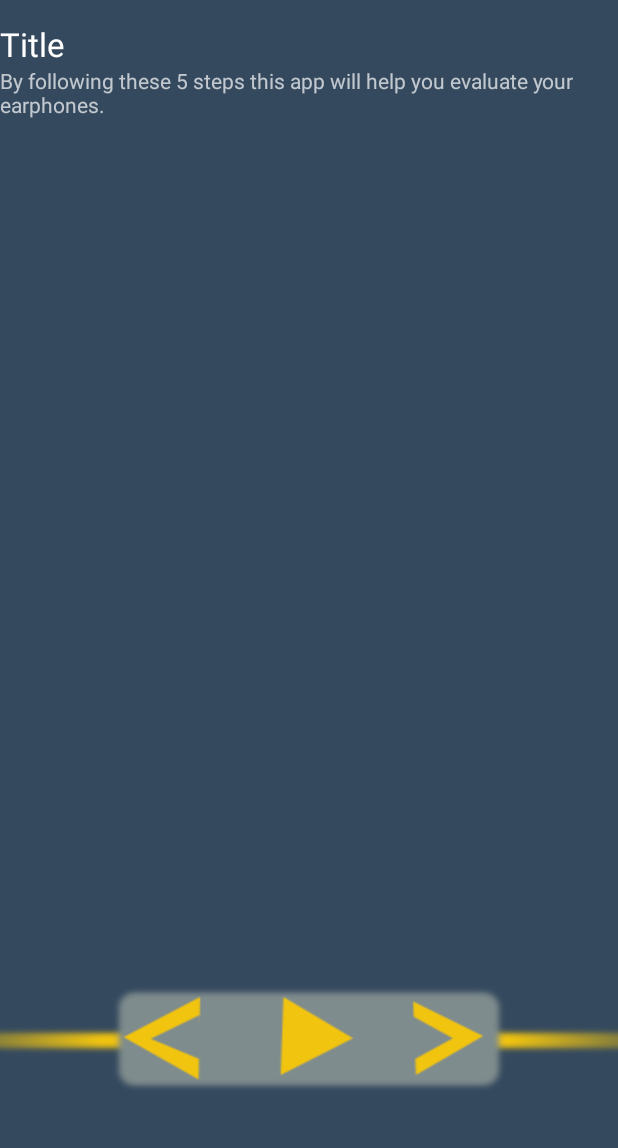
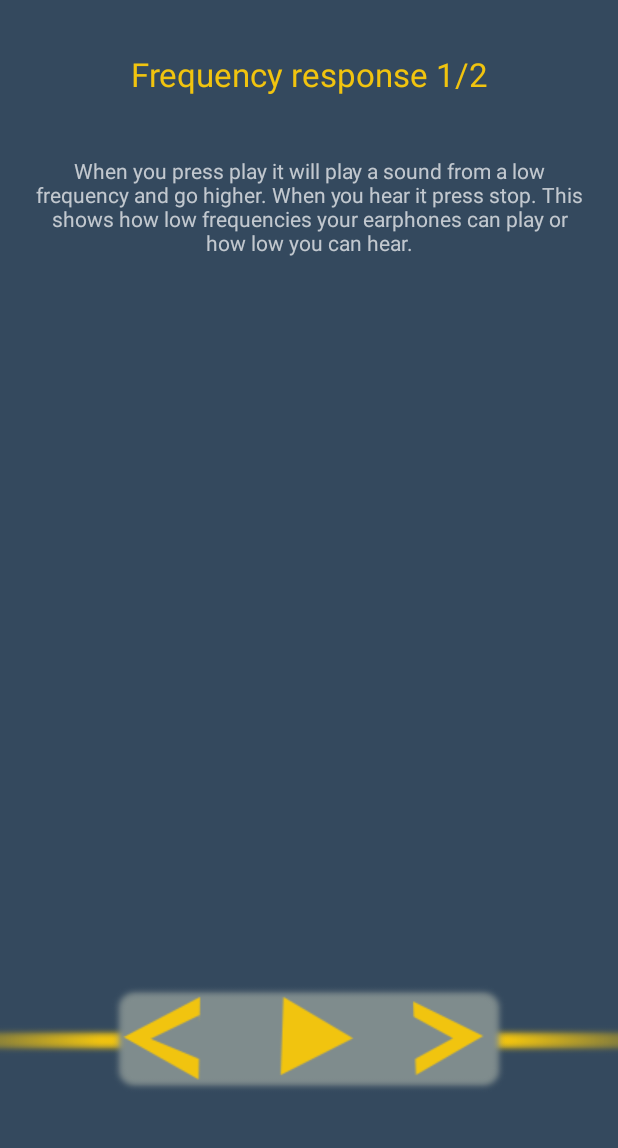
Before and after one commit to whey86/headphonetester, an Android app: the fragment SoundTestFragment placed in its activity, after a tap on an icon or button, on a phone screen of 412 x 824 dp, the part 62-1210 px from its top. Run offline under Robolectric (Android 15) with nearby library versions, the phone set to English and light mode, and no system bars; our stand-ins replace ButterKnife; 1 statement that could not run was skipped.

Commit message:
UI updates

```diff
--- a/app/src/main/java/com/erikle2/headphonetester/FragmentHandler.java
+++ b/app/src/main/java/com/erikle2/headphonetester/FragmentHandler.java
@@ -63,7 +63,7 @@ public class FragmentHandler {
     private Fragment createFragment(int position) {
         switch (position) {
             case 1:
-                return SoundTestFragment.newInstance("Test 1", "This is a testtext");
+                return SoundTestFragment.newInstance( 0);
         }
         return null;
     }
--- a/app/src/main/java/com/erikle2/headphonetester/MainActivity.java
+++ b/app/src/main/java/com/erikle2/headphonetester/MainActivity.java
@@ -20,8 +20,8 @@ import butterknife.ButterKnife;
 
 public class MainActivity extends AppCompatActivity implements ITalkToMain {
 
-    String TITLES[] = {"Home", "Events", "Mail", "Shop", "Travel"};
-    int ICONS[] = {android.R.drawable.ic_lock_lock, android.R.drawable.ic_delete, android.R.drawable.ic_dialog_email, android.R.drawable.ic_lock_lock, android.R.drawable.ic_lock_lock};
+    String TITLES[] = {"Earphonetest", "Compare", "About"};
+    int ICONS[] = {android.R.drawable.ic_btn_speak_now, android.R.drawable.ic_dialog_map, android.R.drawable.ic_menu_agenda};
     int PROFILE = R.drawable.head;
     @Bind(R.id.toolbar)
     Toolbar toolbar;
--- /dev/null
+++ b/app/src/main/java/com/erikle2/headphonetester/mediaplayer/SoundPlayer.java
@@ -0,0 +1,47 @@
+package com.erikle2.headphonetester.mediaplayer;
+
+import android.content.Context;
+import android.media.MediaPlayer;
+import android.widget.Toast;
+
+import com.erikle2.headphonetester.R;
+
+/**
+ * Created by Erik on 28/01/2016.
+ */
+public class SoundPlayer {
+
+    private static SoundPlayer soundPlayer = null;
+    private MediaPlayer mediaPlayer;
+
+    public SoundPlayer() {
+    }
+
+    public void playMP3(Context context,int id){
+        Toast.makeText(context,"Playing MP3",Toast.LENGTH_SHORT).show();
+        mediaPlayer = MediaPlayer.create(context, id);
+        mediaPlayer.start(); // no need to call prepare(); create() does that for you
+    }
+
+    public MediaPlayer getMediaPlayer(){
+        return mediaPlayer;
+    }
+    public void stop(){
+        mediaPlayer.stop();
+    }
+
+    public boolean isPlaying(){
+       return mediaPlayer.isPlaying();
+    }
+
+    public boolean isNull(){
+        return mediaPlayer == null ? true : false;
+    }
+
+    public static SoundPlayer getInstance(){
+        if(soundPlayer == null){
+            soundPlayer = new SoundPlayer();
+        }
+        return soundPlayer;
+    }
+}
--- a/app/src/main/java/com/erikle2/headphonetester/soundtest/SoundFragmentBase.java
+++ b/app/src/main/java/com/erikle2/headphonetester/soundtest/SoundFragmentBase.java
@@ -2,6 +2,9 @@ package com.erikle2.headphonetester.soundtest;
 
 import android.app.Fragment;
 import android.widget.Button;
+
+import com.erikle2.headphonetester.R;
+import com.erikle2.headphonetester.mediaplayer.SoundPlayer;
 
 /**
  * Created by Erik on 26/01/2016.
@@ -23,10 +26,8 @@ public abstract class SoundFragmentBase extends Fragment {
      */
     String info;
 
-    void play() {
-
-    }
-    void stop(){
-
-    }
+    /**
+     * Index of current test, from 0 to n.
+     */
+    int index;
 }
--- a/app/src/main/java/com/erikle2/headphonetester/soundtest/SoundTestFragment.java
+++ b/app/src/main/java/com/erikle2/headphonetester/soundtest/SoundTestFragment.java
@@ -1,17 +1,16 @@
 package com.erikle2.headphonetester.soundtest;
 
-import android.app.Fragment;
 import android.app.FragmentManager;
 import android.app.FragmentTransaction;
 import android.os.Bundle;
-import android.util.Log;
 import android.view.LayoutInflater;
 import android.view.View;
 import android.view.ViewGroup;
-import android.widget.Button;
+import android.widget.TextView;
 import android.widget.Toast;
 
 import com.erikle2.headphonetester.R;
+import com.erikle2.headphonetester.mediaplayer.SoundPlayer;
 
 import butterknife.ButterKnife;
 import butterknife.OnClick;
@@ -21,20 +20,29 @@ import butterknife.OnClick;
  */
 public class SoundTestFragment extends SoundFragmentBase {
 
+    private SoundPlayer soundPlayer;
     public SoundTestFragment() {
+        this.soundPlayer = SoundPlayer.getInstance();
     }
     @Override
     public void onCreate(Bundle savedInstanceState) {
         super.onCreate(savedInstanceState);
+
+        super.index = getArguments().getInt("index");
     }
 
     @Override
     public View onCreateView(LayoutInflater inflater, ViewGroup container, Bundle savedInstanceState) {
 
+
         View view = inflater.inflate(R.layout.soundtest_layout, container, false);
         ButterKnife.bind(this, view);
-        Button b = (Button) view.findViewById(R.id.button);
-        b.setText(getArguments().getString("name"));
+
+        TextView tvTitle = (TextView)view.findViewById(R.id.tvTestTitle);
+        tvTitle.setText(getActivity().getResources().getStringArray(R.array.test_titles)[super.index]);
+
+        TextView tvText = (TextView)view.findViewById(R.id.tvTestInfo);
+        tvText.setText(getActivity().getResources().getStringArray(R.array.test_info)[super.index]);
         return view;
     }
 
@@ -49,9 +57,23 @@ public class SoundTestFragment extends SoundFragmentBase {
         FragmentTransaction ft = fm.beginTransaction();
 
         // Check that fragment is not out of bounds
-        ft.replace(R.id.fragment_container,SoundTestFragment.newInstance("Test 2", "New info string"));
+        ft.replace(R.id.fragment_container,SoundTestFragment.newInstance(index + 1));
         ft.setTransition(ft.TRANSIT_FRAGMENT_OPEN);
         ft.commit();
+    }
+    @OnClick(R.id.btnStartStop)
+    void onPlayStop(){
+        if (soundPlayer.isNull()){
+            soundPlayer.playMP3(getActivity(),R.raw.audio1);
+            return;
+        }
+        if(soundPlayer.isPlaying()){
+            Toast.makeText(this.getActivity(),"Duration : " + soundPlayer.getMediaPlayer().getCurrentPosition(),Toast.LENGTH_LONG).show();
+            soundPlayer.stop();
+        }else{
+            soundPlayer.playMP3(getActivity(),R.raw.audio1);
+        }
+
     }
 
     @Override
@@ -59,12 +81,11 @@ public class SoundTestFragment extends SoundFragmentBase {
         super.onResume();
     }
 
-    public static SoundTestFragment newInstance(String name, String info ) {
+    public static SoundTestFragment newInstance(int fragmentIndex ) {
+
 
         Bundle args = new Bundle();
-        args.putString("info","info");
-        args.putString("name","test1");
-        args.putInt("sound",0);
+        args.putInt("index",fragmentIndex);
         SoundTestFragment fragment = new SoundTestFragment();
         fragment.setArguments(args);
         return fragment;
--- a/app/src/main/java/com/erikle2/headphonetester/soundtest/SoundTestFragment2.java
+++ b/app/src/main/java/com/erikle2/headphonetester/soundtest/SoundTestFragment2.java
@@ -18,7 +18,7 @@ import butterknife.OnClick;
  * Created by Erik on 19/01/2016.
  */
 public class SoundTestFragment2 extends Fragment {
-    @Bind(R.id.button)
+    @Bind(R.id.btnNext)
     Button button;
 
 
@@ -39,7 +39,7 @@ public class SoundTestFragment2 extends Fragment {
     public void onViewCreated(View view, Bundle savedInstanceState) {
         super.onViewCreated(view, savedInstanceState);
     }
-    @OnClick(R.id.button)
+    @OnClick(R.id.btnNext)
     void onNext(){
         Toast.makeText(getActivity(), "CLICKING TEST", Toast.LENGTH_SHORT).show();
     }
--- a/app/src/main/res/layout/activity_main.xml
+++ b/app/src/main/res/layout/activity_main.xml
@@ -26,6 +26,7 @@
         android:layout_width="320dp"
         android:layout_height="match_parent"
         android:layout_gravity="left"
+        android:theme="@style/Theme.AppCompat.Light"
         android:scrollbars="vertical"
         android:background="#FFFFFF">
 
--- a/app/src/main/res/layout/soundtest_layout.xml
+++ b/app/src/main/res/layout/soundtest_layout.xml
@@ -7,17 +7,22 @@
     android:background="@color/colorPrimary">
 
     <TextView
-        android:layout_width="wrap_content"
+        android:layout_width="match_parent"
         android:layout_height="wrap_content"
         android:textAppearance="?android:attr/textAppearanceLarge"
         android:text="Title"
+        android:padding="20dp"
+        android:gravity="center"
         android:id="@+id/tvTestTitle"
+        android:textColor="@color/colorAccent"
         android:layout_gravity="center_horizontal|top" />
     <TextView
         android:layout_below="@+id/tvTestTitle"
-        android:layout_width="wrap_content"
+        android:layout_width="match_parent"
         android:layout_height="wrap_content"
         android:text="By following these 5 steps this app will help you evaluate your earphones."
+        android:padding="20dp"
+        android:gravity="center"
         android:id="@+id/tvTestInfo"
         android:layout_gravity="center_horizontal|top" />
 
--- a/app/src/main/res/values/strings.xml
+++ b/app/src/main/res/values/strings.xml
@@ -3,4 +3,17 @@
     <string name="action_settings">Settings</string>
     <string name="open_drawer">Open</string>
     <string name="close_drawer">Close</string>
+
+
+    <array name="test_titles">
+        <item>How it works</item>
+        <item>Frequency response 1/2</item>
+        <item>Frequency response 2/2</item>
+    </array>
+
+    <array name="test_info">
+        <item>Follow these simple steps buy listening to different sounds and evaluating them</item>
+        <item>When you press play it will play a sound from a low frequency and go higher. When you hear it press stop. This shows how low frequencies your earphones can play or how low you can hear.</item>
+        <item>Same as previous but on the high end</item>
+    </array>
 </resources>
```
Also changed, not shown: 1 other file.
